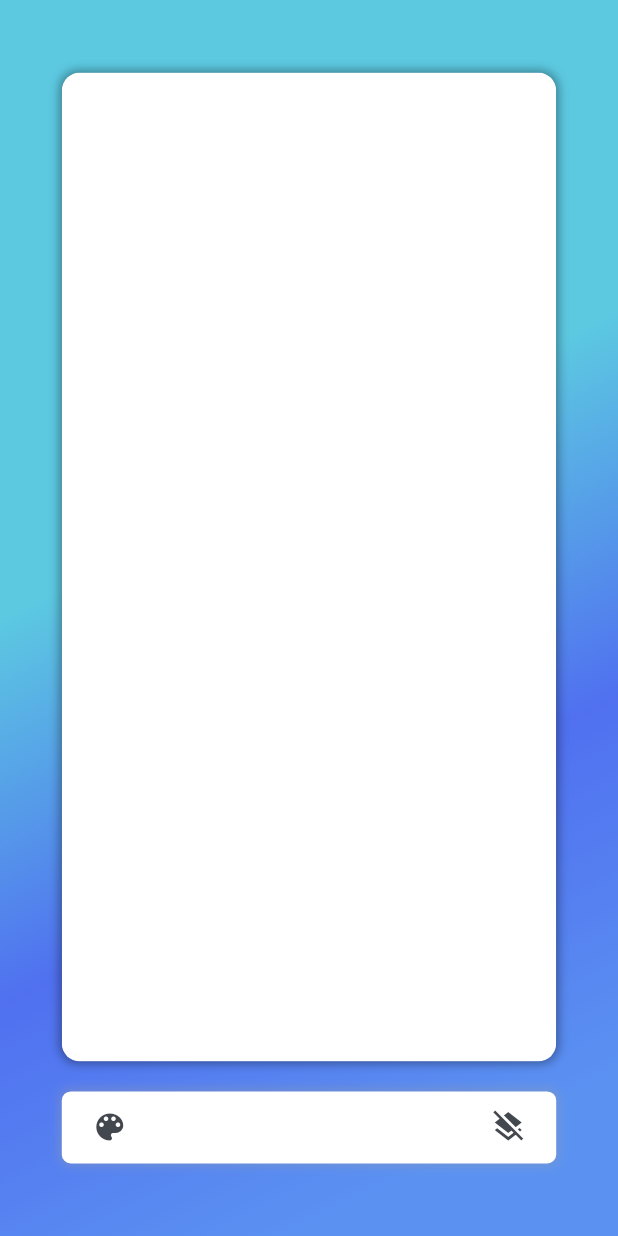
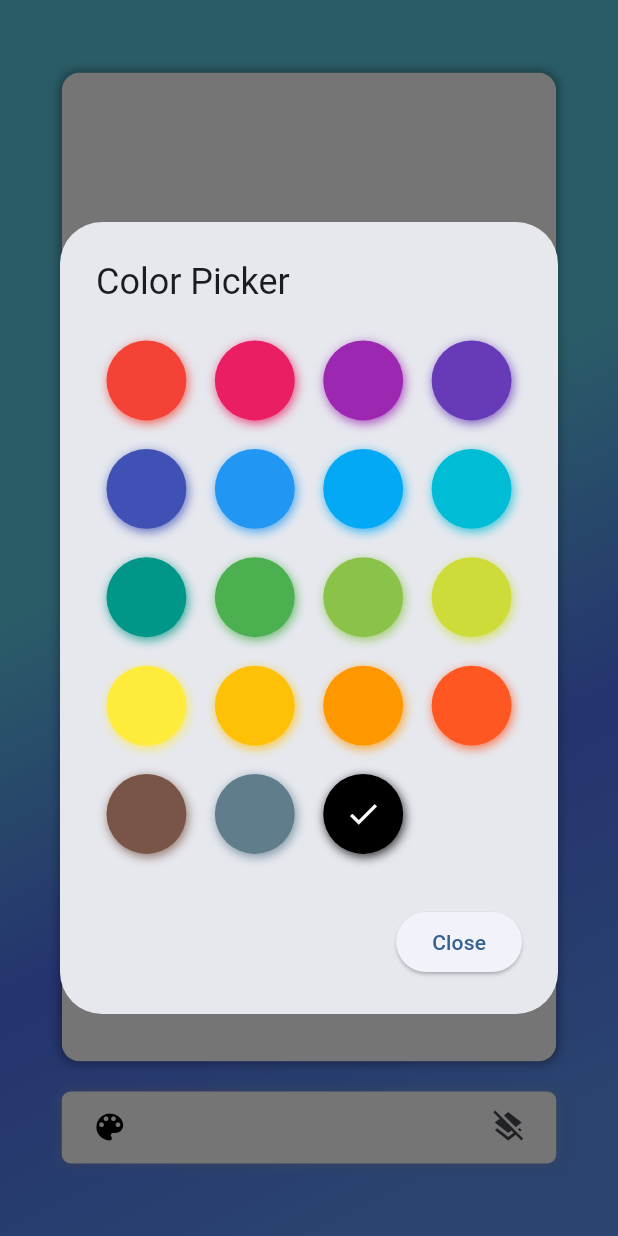
Before and after one commit to KneerazPandey/flutter-painter, a Flutter app: the screen it shows after launch, after a tap on the "color lens" icon, on a phone screen of 412 x 824 dp. Run offline on Flutter 3.47's test engine with Material 3 defaults, Android fonts, the phone set to English and light mode, and no system bars; drawn by our look-alikes of flutter_colorpicker.

Commit message:
added select color picker functionality

```diff
--- a/lib/screens/home_screen.dart
+++ b/lib/screens/home_screen.dart
@@ -1,4 +1,5 @@
 import 'package:flutter/material.dart';
+import 'package:flutter_colorpicker/flutter_colorpicker.dart';
 import 'package:painter/constant/app_color.dart';
 import 'package:painter/widgets/my_home_painter.dart';
 
@@ -11,6 +12,8 @@ class HomeScreen extends StatefulWidget {
 
 class _HomeScreenState extends State<HomeScreen> {
   List<Offset?> points = [];
+  Color selectedColor = Colors.black;
+  double strokeWidth = 2;
 
   @override
   Widget build(BuildContext context) {
@@ -62,6 +65,8 @@ class _HomeScreenState extends State<HomeScreen> {
                       child: CustomPaint(
                         painter: MyHomePainter(
                           points: points,
+                          selectedColor: selectedColor,
+                          strokeWidth: strokeWidth,
                         ),
                       ),
                     ),
@@ -87,9 +92,12 @@ class _HomeScreenState extends State<HomeScreen> {
                       mainAxisAlignment: MainAxisAlignment.spaceBetween,
                       children: <Widget>[
                         IconButton(
-                          onPressed: () {},
-                          icon: const Icon(
+                          onPressed: () {
+                            selectColor();
+                          },
+                          icon: Icon(
                             Icons.color_lens,
+                            color: selectedColor,
                           ),
                         ),
                         IconButton(
@@ -109,4 +117,33 @@ class _HomeScreenState extends State<HomeScreen> {
       ),
     );
   }
+
+  void selectColor() {
+    showDialog(
+      context: context,
+      builder: (BuildContext context) {
+        return AlertDialog(
+          title: const Text('Color Picker'),
+          content: SingleChildScrollView(
+            child: BlockPicker(
+              pickerColor: selectedColor,
+              onColorChanged: (Color color) {
+                setState(() {
+                  selectedColor = color;
+                });
+              },
+            ),
+          ),
+          actions: <Widget>[
+            ElevatedButton(
+              onPressed: () {
+                Navigator.pop(context);
+              },
+              child: const Text('Close'),
+            ),
+          ],
+        );
+      },
+    );
+  }
 }
--- a/lib/widgets/my_home_painter.dart
+++ b/lib/widgets/my_home_painter.dart
@@ -4,9 +4,13 @@ import 'package:flutter/material.dart';
 
 class MyHomePainter extends CustomPainter {
   final List<Offset?> points;
+  final double strokeWidth;
+  final Color selectedColor;
 
   const MyHomePainter({
     required this.points,
+    required this.selectedColor,
+    required this.strokeWidth,
   });
 
   @override
@@ -18,8 +22,8 @@ class MyHomePainter extends CustomPainter {
 
     // Creating lines and points
     Paint paint = Paint()
-      ..color = Colors.black
-      ..strokeWidth = 2
+      ..color = selectedColor
+      ..strokeWidth = strokeWidth
       ..isAntiAlias = true
       ..strokeCap = StrokeCap.round;
 
--- a/pubspec.yaml
+++ b/pubspec.yaml
@@ -35,6 +35,7 @@ dependencies:
   # The following adds the Cupertino Icons font to your application.
   # Use with the CupertinoIcons class for iOS style icons.
   cupertino_icons: ^1.0.6
+  flutter_colorpicker: ^1.1.0
 
 dev_dependencies:
   flutter_test:
```
Also changed, not shown: pubspec.lock.
